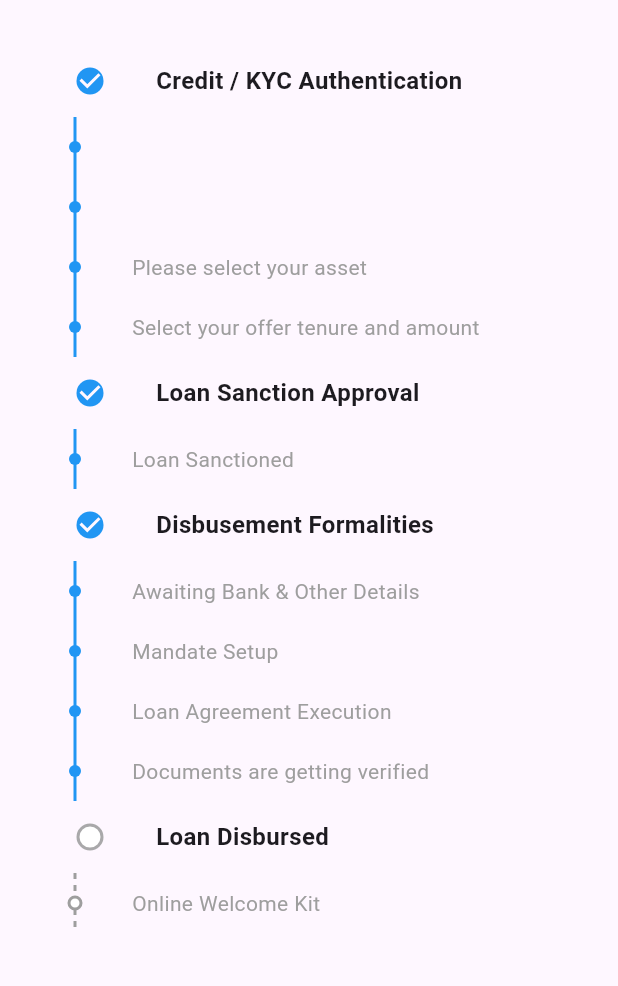
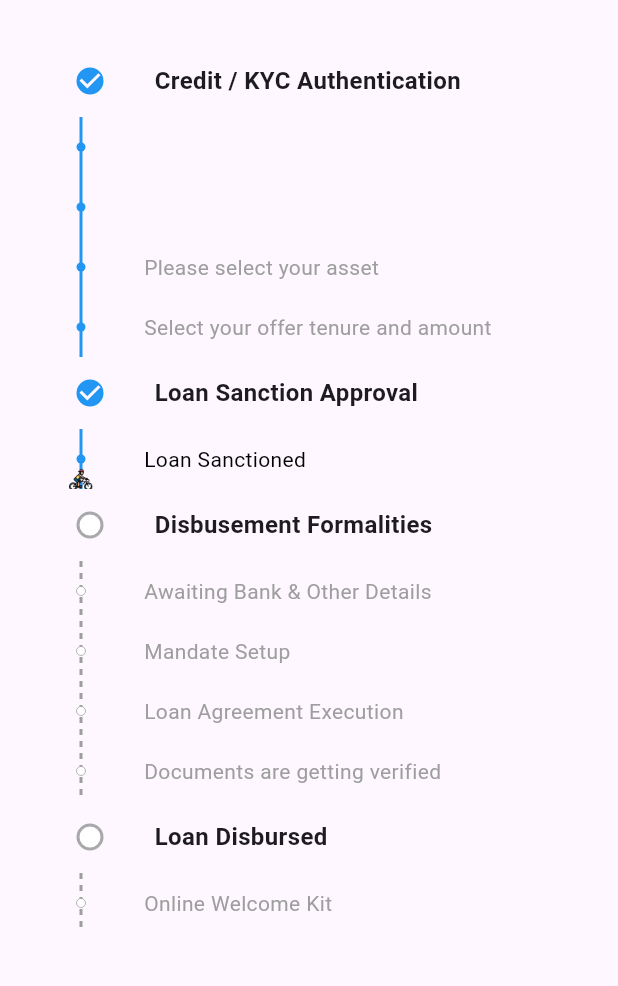
Before and after one commit to vinayv45/problemSolved, a Flutter app: the screen it shows after launch, on a phone screen of 412 x 824 dp, the part 63-1049 px from its top. Run offline on Flutter 3.47's test engine with Material 3 defaults, Android fonts, the phone set to English and light mode, and no system bars; our stand-ins replace equatable, flutter_bloc.

Commit message:
aadd bike icon

```diff
--- a/lib/main.dart
+++ b/lib/main.dart
@@ -21,8 +21,8 @@ class MyApp extends StatelessWidget {
 class HomeScreen extends StatelessWidget {
   final String jsonString = '''{
         "data": {
-           "subStage": "Document Verification",
-           "stage": "Disbusement",
+           "subStage": "Loan Sanction With Eligibility",
+           "stage": "Sanction",
            "product": "Two Wheeler"
         },
         "stepper-data": [
@@ -219,6 +219,8 @@ class TimelineStepper extends StatelessWidget {
       children: groupedSteps.entries.map((entry) {
         final String planetStage = entry.key;
         final List<StepperItem> subSteps = entry.value;
+
+        // Initialize completion status for the planet stage
         bool isComplete = true;
 
         // Check if each stage and its sub-stage is complete
@@ -241,24 +243,27 @@ class TimelineStepper extends StatelessWidget {
           crossAxisAlignment: CrossAxisAlignment.start,
           children: [
             Padding(
-              padding: const EdgeInsets.only(left: 20.0),
+              padding: const EdgeInsets.only(left: 20.0, top: 0, bottom: 0),
               child: Row(
                 children: [
-                  Transform.translate(
-                    offset: const Offset(0, 0),
+                  // Add padding between the checkbox and the line
+                  Padding(
+                    padding: const EdgeInsets.only(
+                        right: 8.0), // Space between checkbox and line
                     child: Checkbox(
                       fillColor: isComplete
-                          ? const WidgetStatePropertyAll(Colors.blue)
-                          : const WidgetStatePropertyAll(Colors.white),
+                          ? WidgetStateProperty.all(Colors.blue)
+                          : WidgetStateProperty.all(Colors.white),
                       shape: RoundedRectangleBorder(
                         borderRadius: BorderRadius.circular(10),
                       ),
                       value: isComplete,
-                      onChanged: null,
+                      onChanged: null, // Disable interaction
                     ),
                   ),
                   Padding(
-                    padding: const EdgeInsets.only(left: 20.0),
+                    padding:
+                        const EdgeInsets.only(left: 11.0, bottom: 0, top: 0),
                     child: Text(
                       planetStage,
                       style: const TextStyle(
@@ -268,8 +273,10 @@ class TimelineStepper extends StatelessWidget {
                 ],
               ),
             ),
+            // Adjust the padding to space out the checkbox from the timeline
+            //  const SizedBox(height: 16), // Space above the timeline
             Padding(
-              padding: const EdgeInsets.only(left: 30.0),
+              padding: const EdgeInsets.only(left: 30.0, top: 0, bottom: 0),
               child: Column(
                 children: subSteps.map((step) {
                   bool isActive =
@@ -279,7 +286,6 @@ class TimelineStepper extends StatelessWidget {
                   bool isCompletedStage =
                       step.stageLevel < currentStatus.stageLevel;
 
-                  // Pass 'isComplete' to all the completed lines in the painter
                   return Row(
                     crossAxisAlignment: CrossAxisAlignment.start,
                     children: [
@@ -287,18 +293,29 @@ class TimelineStepper extends StatelessWidget {
                         alignment: Alignment.centerLeft,
                         children: [
                           CustomPaint(
-                            size: const Size(8, 40),
+                            size: Size(isActive ? 16 : 16, 40),
                             painter: TimelinePainter(
                               isActive: isActive,
                               isComplete: isCompletedStage ||
-                                  step.stageLevel == currentStatus.stageLevel &&
+                                  (step.stageLevel ==
+                                          currentStatus.stageLevel &&
                                       step.subStageLevel <=
                                           currentStatus
-                                              .stageLevel, // All previous lines blue
+                                              .stageLevel), // All previous lines blue
                               isLastItem: isLastItem,
                               isFirstItem: step == subSteps.first,
                             ),
                           ),
+                          isActive
+                              ? Positioned(
+                                  top: 14,
+                                  child: Image.asset(
+                                    "assets/bicycle.png",
+                                    height: 40,
+                                    width: 16,
+                                  ),
+                                )
+                              : Container()
                         ],
                       ),
                       const SizedBox(width: 4),
@@ -307,7 +324,9 @@ class TimelineStepper extends StatelessWidget {
                           padding: const EdgeInsets.only(left: 30, top: 10),
                           child: Text(
                             step.planetSub,
-                            style: const TextStyle(color: Colors.grey),
+                            style: TextStyle(
+                              color: isActive ? Colors.black : Colors.grey,
+                            ),
                           ),
                         ),
                     ],
@@ -387,7 +406,7 @@ class TimelinePainter extends CustomPainter {
       ..color = Colors.blue // Blue filled for completed or active steps
       ..style = PaintingStyle.fill;
 
-    double iconSize = 4.0; // Set the size for the dot
+    double iconSize = 3.0; // Set the size for the dot
     canvas.drawCircle(
       Offset(size.width / 2, size.height / 2),
       iconSize,
@@ -402,10 +421,10 @@ class TimelinePainter extends CustomPainter {
 
     Paint outlinePaint = Paint()
       ..color = Colors.grey // Grey outline for incomplete steps
-      ..strokeWidth = 2.0
+      ..strokeWidth = 0.5
       ..style = PaintingStyle.stroke;
 
-    double iconSize = 4.0; // Set the size for the dot
+    double iconSize = 3.0; // Set the size for the dot
 
     // Draw white-filled circle first
     canvas.drawCircle(
--- a/pubspec.yaml
+++ b/pubspec.yaml
@@ -63,6 +63,7 @@ flutter:
   # To add assets to your application, add an assets section, like this:
   assets:
     - assets/json/
+    - assets/
   #   - images/a_dot_ham.jpeg
 
   # An image asset can refer to one or more resolution-specific "variants", see
```
Also changed, not shown: assets/bicycle.png (added).
